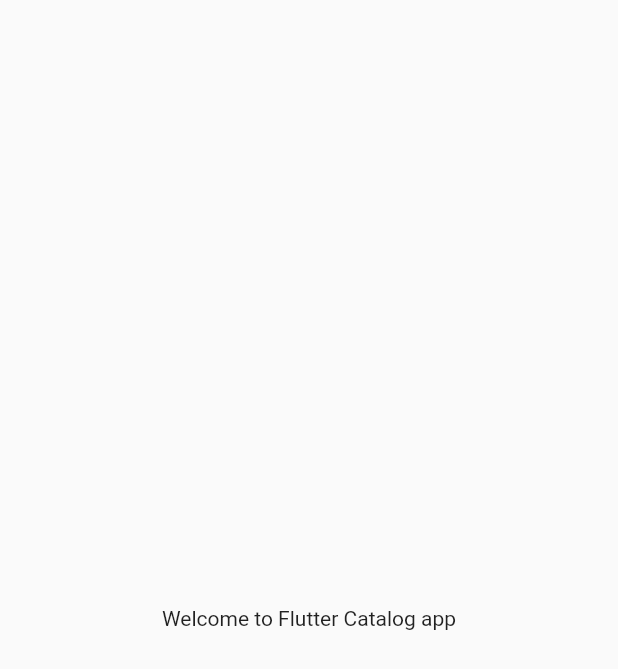
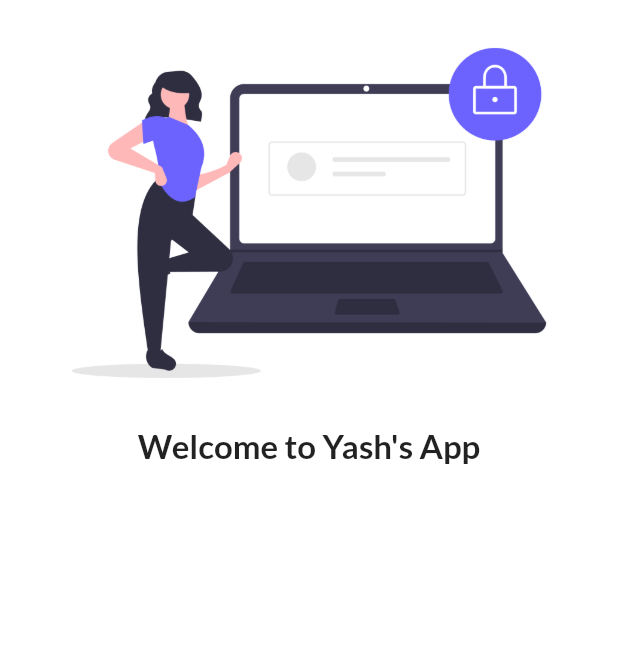
Before and after one commit to yashil-vyas/firstflutterapp, a Flutter app: the screen it shows after launch, on a phone screen of 412 x 824 dp. Shown: the top 669 px of the screen. Run offline on Flutter 3.47's test engine with Material 2 defaults, Android fonts, the phone set to English and light mode, and no system bars; our stand-ins replace google_fonts.

Commit message:
Day 2 completed

```diff
--- /dev/null
+++ b/lib/Pages/login_page.dart
@@ -0,0 +1,22 @@
+import 'package:flutter/material.dart';
+
+class LoginPage extends StatelessWidget {
+  const LoginPage({Key? key}) : super(key: key);
+
+  @override
+  Widget build(BuildContext context) {
+    return Material(
+      color: Colors.white,
+      child: Column(
+        children: [
+          Image.asset("assets/images/login_img.png",fit: BoxFit.cover, ),
+          Text("Welcome to Yash's App",
+          style: TextStyle(
+            fontSize: 22,
+            fontWeight: FontWeight.bold
+          ),)
+        ],
+      ),
+    );
+  }
+}
--- a/lib/main.dart
+++ b/lib/main.dart
@@ -1,5 +1,7 @@
 import 'package:flutter/material.dart';
-
+import 'package:google_fonts/google_fonts.dart';
+import 'Pages/home_page.dart';
+import 'Pages/login_page.dart';
 void main(){
   runApp(MyApp());
 }
@@ -8,14 +10,22 @@ class MyApp extends StatelessWidget {
 
   @override
   Widget build(BuildContext context) {
+
     return MaterialApp(
-      home: Material(
-        child: Center(
-          child: Container(
-            child: Text("Welcome to Flutter Catalog app"),
-          ),
-        ),
-      ),
+      // home: HomePage(),
+      themeMode: ThemeMode.light,
+      theme: ThemeData(
+        primarySwatch: Colors.blue,
+          fontFamily: GoogleFonts.lato().fontFamily,
+          primaryTextTheme: GoogleFonts.latoTextTheme()),
+      darkTheme: ThemeData(brightness: Brightness.light),
+      initialRoute: "/",
+      routes: {
+        "/" : (context) =>LoginPage(),
+        "/home" : (context) => HomePage(),
+        "/login" : (context) => LoginPage()
+      },
+
     );
   }
 }
--- a/pubspec.yaml
+++ b/pubspec.yaml
@@ -36,7 +36,7 @@ dependencies:
   # The following adds the Cupertino Icons font to your application.
   # Use with the CupertinoIcons class for iOS style icons.
   cupertino_icons: ^1.0.2
-
+  google_fonts: ^3.0.1
 dev_dependencies:
   flutter_test:
     sdk: flutter
@@ -60,7 +60,8 @@ flutter:
   uses-material-design: true
 
   # To add assets to your application, add an assets section, like this:
-  # assets:
+  assets:
+      - assets/images/
   #   - images/a_dot_burr.jpeg
   #   - images/a_dot_ham.jpeg
 
```
Also changed, not shown: lib/Pages/home_page.dart (added, +22 -0 lines), assets/images/login_img.png (added), pubspec.lock.
